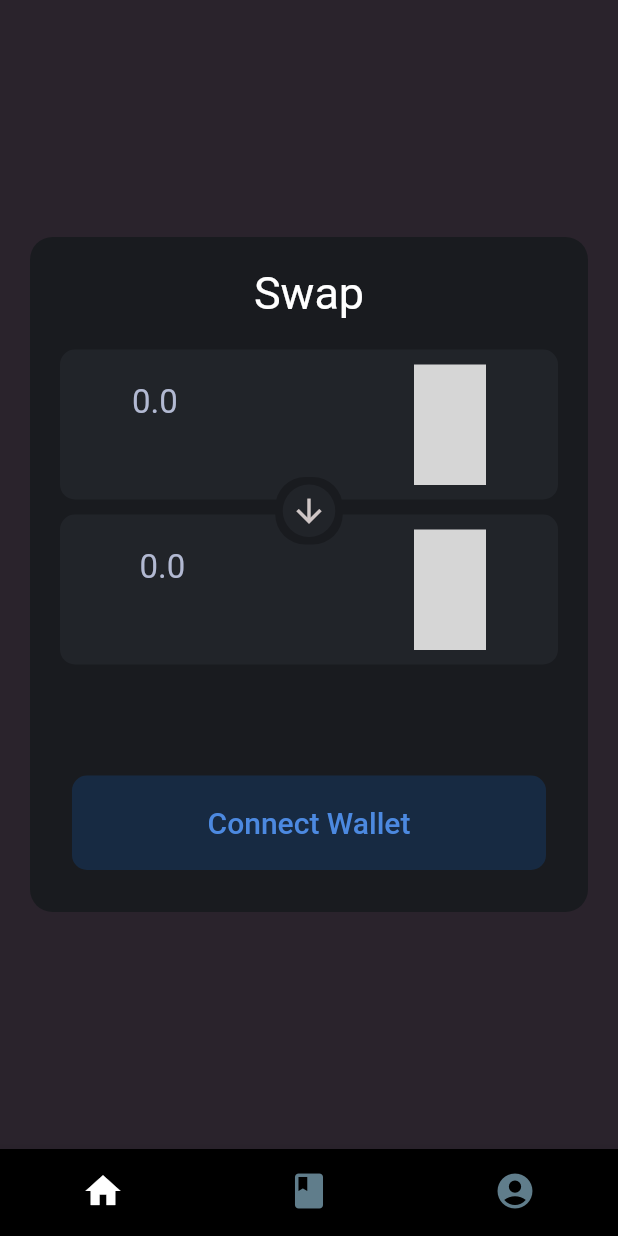
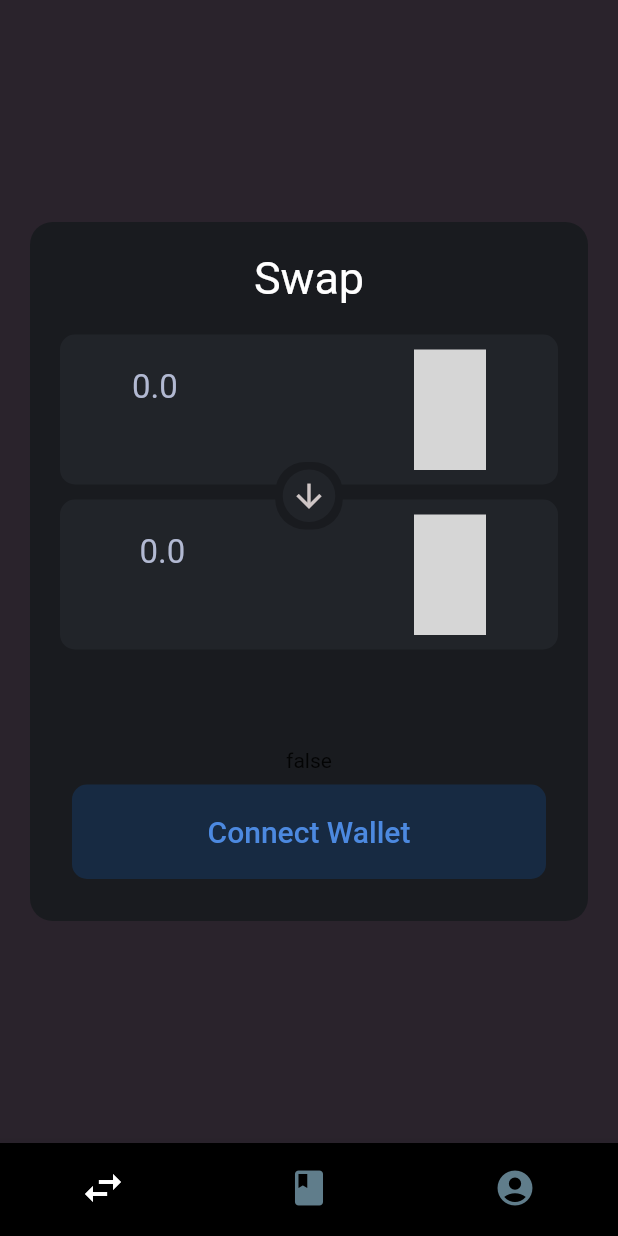
Before and after one commit to vijay-kesanakurthi/serum, a Flutter app: the screen it shows after launch, after a tap on "Connect Wallet", on a phone screen of 412 x 824 dp. Run offline on Flutter 3.47's test engine with Material 2 defaults, Android fonts, the phone set to English and light mode, and no system bars; our stand-ins replace uni_links; missing offline and left inert: alert, cool_dropdown, phantom_connect, solana; network calls fail; grey boxes are pictures that could not be loaded.

Commit message:
wallet state

```diff
--- a/lib/home.dart
+++ b/lib/home.dart
@@ -1,9 +1,11 @@
 import 'package:flutter/material.dart';
 
 import 'package:cool_dropdown/cool_dropdown.dart';
+import 'package:provider/provider.dart';
 
 import 'package:serumswap/coin_market.dart';
 import 'package:serumswap/phantom.dart';
+import 'package:serumswap/providers/wallet_state_provider.dart';
 
 class Home extends StatefulWidget {
   final Phantom phantom;
@@ -118,6 +120,8 @@ class _HomeState extends State<Home> {
 
   @override
   Widget build(BuildContext context) {
+    final provider = Provider.of<WalletStateProvider>(context, listen: true);
+
     return Center(
       child: SingleChildScrollView(
         child: Container(
@@ -386,7 +390,8 @@ class _HomeState extends State<Home> {
                       ],
                     ),
               Container(margin: const EdgeInsets.all(10)),
-              widget.phantom.connected
+              Text("${widget.phantom.connected}"),
+              provider.isConnected
                   ? TextButton(
                       onPressed: () {
                         print(widget.phantom.connected);
@@ -409,7 +414,6 @@ class _HomeState extends State<Home> {
                         setState(() {
                           widget.phantom.connect();
                           print("Progress:  $widget.phantom.connected");
-                          widget.phantom.connected = widget.phantom.connected;
                         });
                       },
                       child: Container(
--- a/lib/main.dart
+++ b/lib/main.dart
@@ -1,22 +1,26 @@
 import 'dart:async';
-
 import 'package:alert/alert.dart';
 import 'package:flutter/material.dart';
-import 'package:phantom_connect/phantom_connect.dart';
+import 'package:provider/provider.dart';
 import 'package:serumswap/acount.dart';
 import 'package:serumswap/home.dart';
 import 'package:serumswap/orderbook.dart';
 import 'package:serumswap/phantom.dart';
+import 'package:serumswap/providers/wallet_state_provider.dart';
 import 'package:uni_links/uni_links.dart';
 import 'package:url_launcher/url_launcher.dart';
 
 void main() {
   runApp(MaterialApp(
-    title: 'Flutter Demo',
-    theme: ThemeData(),
-    home: const MyApp(),
-    debugShowCheckedModeBanner: false,
-  ));
+      title: 'Flutter Demo',
+      theme: ThemeData(),
+      debugShowCheckedModeBanner: false,
+      home: MultiProvider(
+        providers: [
+          ChangeNotifierProvider(create: (_) => WalletStateProvider()),
+        ],
+        child: const MyApp(),
+      )));
 }
 
 class MyApp extends StatefulWidget {
@@ -54,8 +58,10 @@ class _MyAppState extends State<MyApp> {
   }
 
   void handleIncomingLinks(context) async {
+    final provider = Provider.of<WalletStateProvider>(context, listen: false);
     sub = uriLinkStream.listen((Uri? link) async {
       Map<String, String> params = link?.queryParameters ?? {};
+
       if (params.containsKey("errorCode")) {
         Alert(message: params["errorMessage"].toString());
       } else {
@@ -64,13 +70,13 @@ class _MyAppState extends State<MyApp> {
             if (phantom.phantomConnect.createSession(params)) {
               // connected = true;
               setState(() {
-                phantom.setConnected(true);
+                provider.updateConnection(true);
               });
             } else {}
             break;
           case '/disconnect':
             setState(() {
-              phantom.setConnected(false);
+              provider.updateConnection(false);
             });
             break;
           case '/signAndSendTransaction':
@@ -145,7 +151,7 @@ class _MyAppState extends State<MyApp> {
       iconSize: 28,
       items: const <BottomNavigationBarItem>[
         BottomNavigationBarItem(
-          icon: Icon(Icons.home),
+          icon: Icon(Icons.swap_horiz, size: 32),
           label: 'Home',
         ),
         BottomNavigationBarItem(
--- /dev/null
+++ b/lib/providers/wallet_state_provider.dart
@@ -0,0 +1,13 @@
+import 'package:flutter/foundation.dart';
+
+class WalletStateProvider extends ChangeNotifier {
+  bool _connected = false;
+  Uint8List? nonce;
+
+  bool get isConnected => _connected;
+
+  void updateConnection(bool state) {
+    _connected = state;
+    notifyListeners();
+  }
+}
--- a/pubspec.yaml
+++ b/pubspec.yaml
@@ -43,6 +43,7 @@ dependencies:
   uni_links: ^0.5.1
   http: ^0.13.5
   solana: ^0.26.0
+  provider: ^6.0.4
 
 dev_dependencies:
   flutter_test:
```
Also changed, not shown: lib/acount.dart (+16 -1 lines), pubspec.lock.
